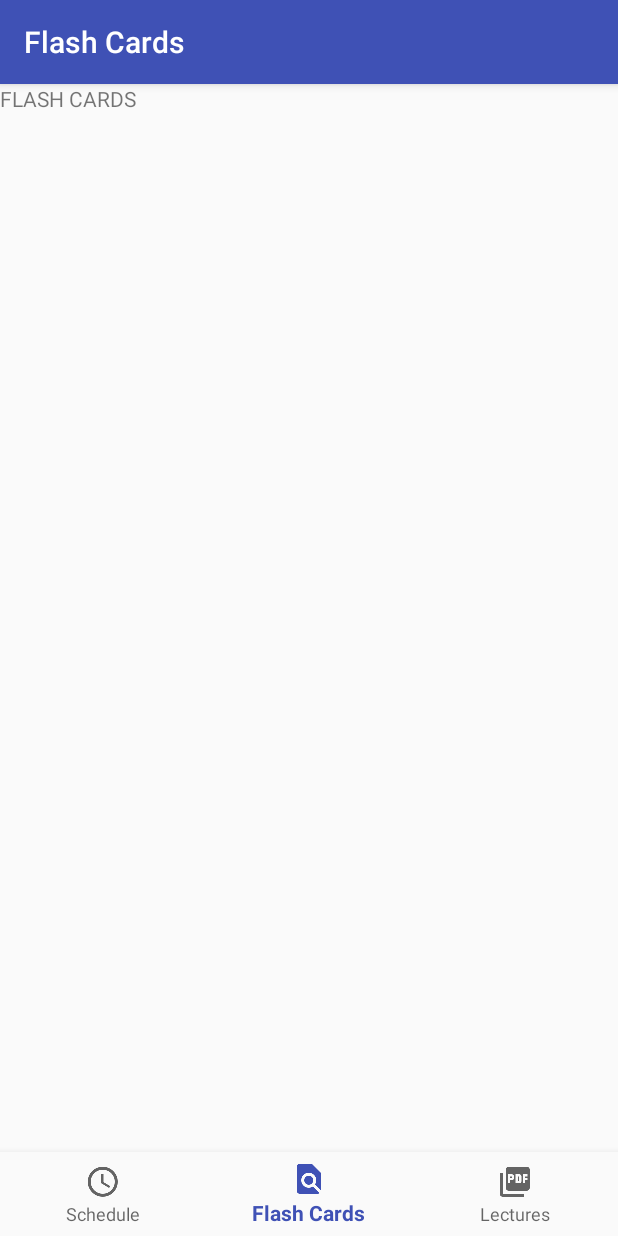
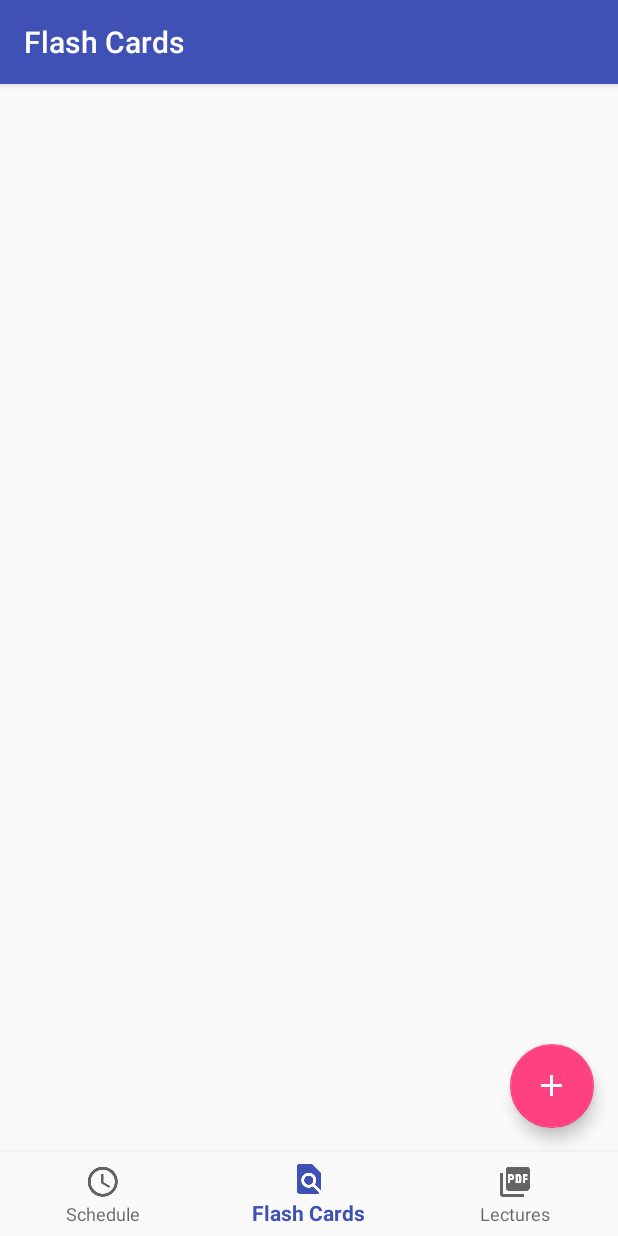
Before and after one commit to RafhaanShah/Study-Assistant, an Android app: the screen it shows after launch (MainActivity), item 2 of the bottom bar chosen, on a phone screen of 412 x 824 dp. Run offline under Robolectric (Android 15) with nearby library versions, the phone set to English and light mode, and no system bars; libraries missing offline, so code that uses them is left out: io.realm; 10 statements that could not run were skipped.

Commit message:
Add package for flash cards

```diff
--- a/app/src/main/java/com/rafhaanshah/studyassistant/MainActivity.java
+++ b/app/src/main/java/com/rafhaanshah/studyassistant/MainActivity.java
@@ -19,6 +19,7 @@ import android.view.MenuItem;
 import android.view.View;
 import android.widget.Toast;
 
+import com.rafhaanshah.studyassistant.flashcards.FlashCardFragment;
 import com.rafhaanshah.studyassistant.lecture.LectureFragment;
 import com.rafhaanshah.studyassistant.schedule.ScheduleFragment;
 import com.rafhaanshah.studyassistant.schedule.ScheduleItemActivity;
@@ -182,6 +183,10 @@ public class MainActivity extends AppCompatActivity {
         }
     }
 
+    public void newFlashCardItem(View v) {
+
+    }
+
     @Override
     protected void onActivityResult(int requestCode, int resultCode, Intent data) {
         super.onActivityResult(requestCode, resultCode, data);
--- a/app/src/main/java/com/rafhaanshah/studyassistant/FlashCardFragment.java
+++ b/app/src/main/java/com/rafhaanshah/studyassistant/flashcards/FlashCardFragment.java
@@ -1,10 +1,12 @@
-package com.rafhaanshah.studyassistant;
+package com.rafhaanshah.studyassistant.flashcards;
 
 import android.os.Bundle;
 import android.support.v4.app.Fragment;
 import android.view.LayoutInflater;
 import android.view.View;
 import android.view.ViewGroup;
+
+import com.rafhaanshah.studyassistant.R;
 
 public class FlashCardFragment extends Fragment {
     public static FlashCardFragment newInstance() {
--- a/app/src/main/res/layout/fragment_flash_card.xml
+++ b/app/src/main/res/layout/fragment_flash_card.xml
@@ -2,12 +2,15 @@
     xmlns:tools="http://schemas.android.com/tools"
     android:layout_width="match_parent"
     android:layout_height="match_parent"
-    tools:context="com.rafhaanshah.studyassistant.FlashCardFragment">
+    tools:context="com.rafhaanshah.studyassistant.flashcards.FlashCardFragment">
 
-    <!-- TODO: Update blank fragment layout -->
-    <TextView
-        android:layout_width="match_parent"
-        android:layout_height="match_parent"
-        android:text="FLASH CARDS" />
+    <android.support.design.widget.FloatingActionButton
+        android:id="@+id/fab"
+        android:layout_width="wrap_content"
+        android:layout_height="wrap_content"
+        android:layout_gravity="bottom|end"
+        android:layout_margin="@dimen/fab_margin"
+        android:onClick="newFlashCardItem"
+        android:src="@drawable/ic_add_white_24dp" />
 
 </FrameLayout>
```
